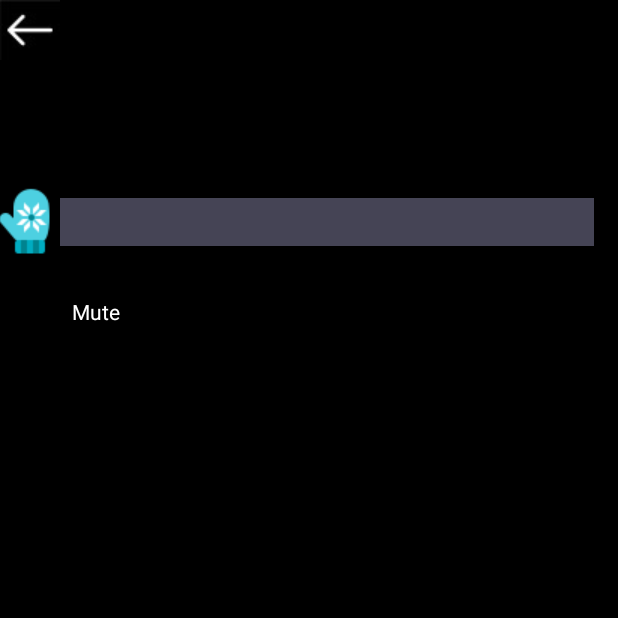
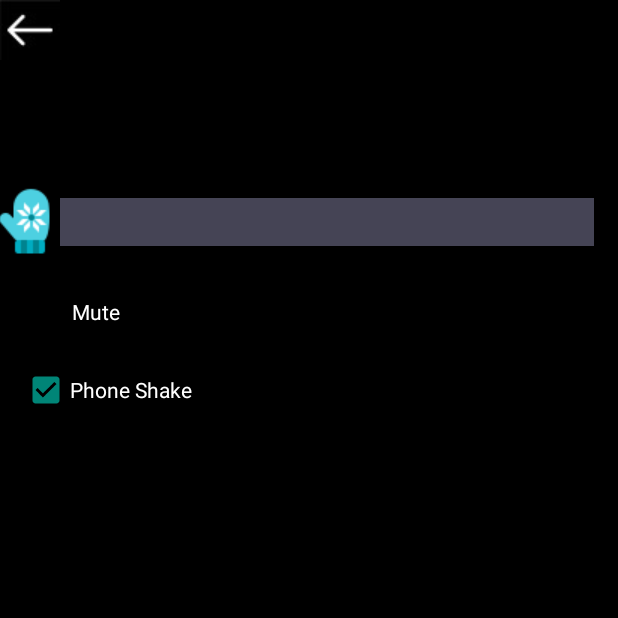
Before and after one commit to quanyoyo/prm392, an Android app: the SettingActivity screen opened directly, with no data from a screen before it, on a phone screen of 412 x 824 dp, the top half of it. Run offline under Robolectric (Android 15) with nearby library versions, the phone set to English and light mode, and no system bars.

Commit message:
Phone Shake Option

```diff
--- a/app/src/main/java/com/example/prm392/SettingActivity.java
+++ b/app/src/main/java/com/example/prm392/SettingActivity.java
@@ -20,10 +20,12 @@ public class SettingActivity extends AppCompatActivity {
     private static final String PREF_NAME = "MyPreferences";
     private static final String PREF_MUTED = "isMuted";
     private static final String PREF_VOLUME = "volumeLevel";
+    private static final String KEY_VIBRATION_ENABLED = "VibrationEnabled";
     private SharedPreferences sharedPreferences;
     private AudioManager audioManager;
     private SeekBar volumeSeekBar;
     private CheckBox muteCheckBox;
+    private CheckBox vibrationCheckBox;
     private ImageButton btnBack;
     private MediaPlayer mediaPlayer;
     @Override
@@ -61,6 +63,24 @@ public class SettingActivity extends AppCompatActivity {
         boolean isMuted = sharedPreferences.getBoolean(PREF_MUTED, false);
         muteCheckBox.setChecked(isMuted);
         volumeSeekBar.setProgress(sharedPreferences.getInt(PREF_VOLUME, 0));
+
+        // Initialize the phone shake checkbox
+        vibrationCheckBox = findViewById(R.id.vibrationCheckBox);
+
+        // Get the saved vibration setting from SharedPreferences
+        boolean isVibrationEnabled = sharedPreferences.getBoolean(KEY_VIBRATION_ENABLED, true);
+        vibrationCheckBox.setChecked(isVibrationEnabled);
+
+        // Add an OnCheckedChangeListener to the vibration CheckBox
+        vibrationCheckBox.setOnCheckedChangeListener(new CompoundButton.OnCheckedChangeListener() {
+            @Override
+            public void onCheckedChanged(CompoundButton buttonView, boolean isChecked) {
+                // Save the vibration setting in SharedPreferences
+                SharedPreferences.Editor editor = sharedPreferences.edit();
+                editor.putBoolean(KEY_VIBRATION_ENABLED, isChecked);
+                editor.apply();
+            }
+        });
 
         // Set muteCheckBox listener
         muteCheckBox.setOnCheckedChangeListener(new CompoundButton.OnCheckedChangeListener() {
--- a/app/src/main/res/layout/activity_setting.xml
+++ b/app/src/main/res/layout/activity_setting.xml
@@ -43,7 +43,21 @@
         app:layout_constraintStart_toStartOf="parent"
         app:layout_constraintTop_toBottomOf="@+id/volumeSeekBar" />
 
-<!--    <CheckBox-->
+    <CheckBox
+        android:id="@+id/vibrationCheckBox"
+        android:layout_width="wrap_content"
+        android:layout_height="wrap_content"
+        android:layout_marginTop="20dp"
+        android:checked="true"
+        android:text="Phone Shake"
+        android:textColor="#FFFFFF"
+        app:layout_constraintEnd_toEndOf="parent"
+        app:layout_constraintHorizontal_bias="0.049"
+        app:layout_constraintStart_toStartOf="parent"
+        app:layout_constraintTop_toBottomOf="@+id/muteCheckBox" />
+
+
+    <!--    <CheckBox-->
 <!--        android:id="@+id/darkModeCheckBox"-->
 <!--        android:layout_width="wrap_content"-->
 <!--        android:layout_height="wrap_content"-->
```
Also changed, not shown: app/src/main/java/com/example/prm392/Story.java (+24 -12 lines).
